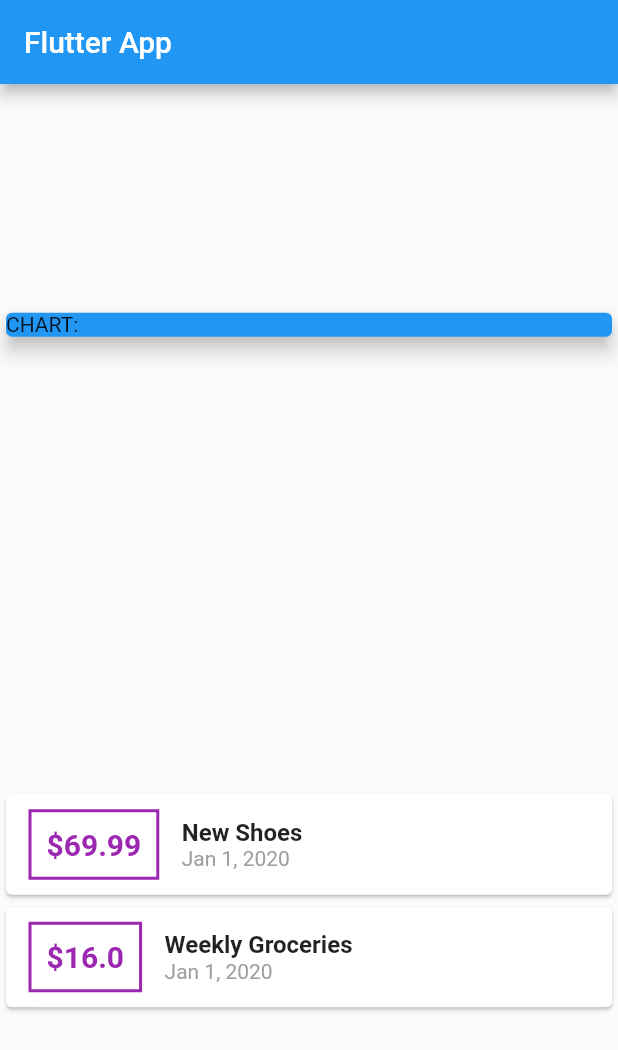
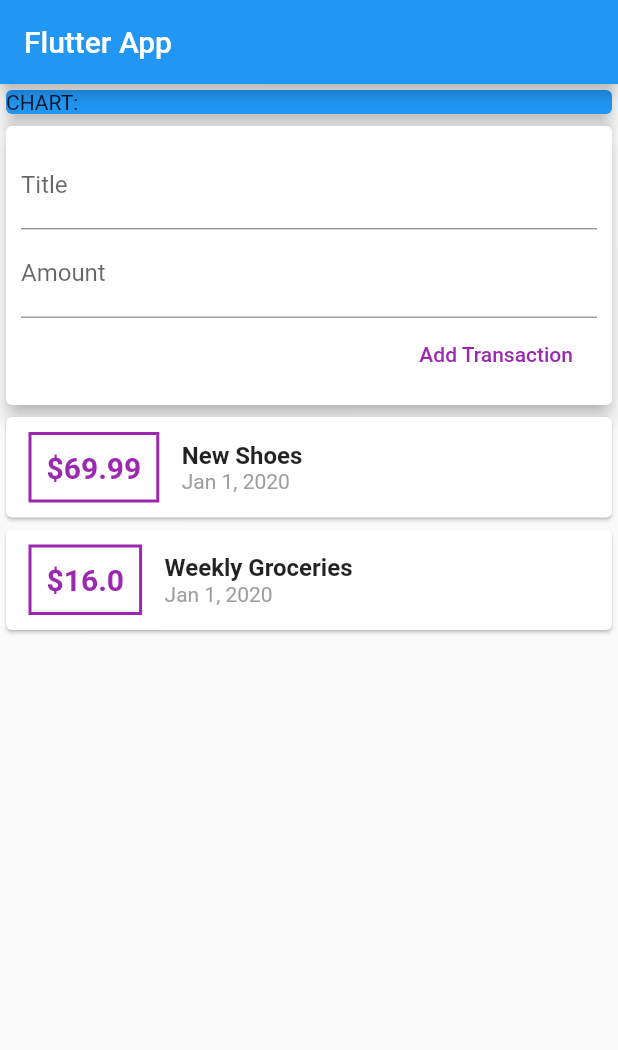
Before and after one commit to ckgauro/flutter_complete_guide_2, a Flutter app: the screen it shows after launch, on a phone screen of 412 x 824 dp. Shown: the top 1050 px of the screen. Run offline on Flutter 3.47's test engine with Material 2 defaults, Android fonts, the phone set to English and light mode, and no system bars.

Commit message:
commit 87 1

```diff
--- a/lib/main.dart
+++ b/lib/main.dart
@@ -1,6 +1,6 @@
 import 'package:flutter/material.dart';
-import 'package:intl/intl.dart';
-import './transaction.dart';
+
+import './widgets/user_transaction.dart';
 
 void main() => runApp(MyApp());
 
@@ -15,23 +15,20 @@ class MyApp extends StatelessWidget {
 }
 
 class MyHomePage extends StatelessWidget {
-  final List<Transaction> transaction = [
-    Transaction(
-        id: 't1', title: 'New Shoes', amount: 69.99, date: DateTime.now()),
-    Transaction(
-        id: 't2',
-        title: 'Weekly Groceries',
-        amount: 16.00,
-        date: DateTime.now()),
-  ];
+  // String titleInput;
+  //String amountInput;
+  final titleController = TextEditingController();
+  final amountController = TextEditingController();
+
   @override
   Widget build(BuildContext context) {
     return Scaffold(
       appBar: AppBar(
         title: Text('Flutter App'),
       ),
-      body: Column(
-        mainAxisAlignment: MainAxisAlignment.spaceAround,
+      body: SingleChildScrollView(
+              child: Column(
+          // mainAxisAlignment: MainAxisAlignment.spaceAround,
           crossAxisAlignment: CrossAxisAlignment.stretch,
           children: <Widget>[
             Container(
@@ -42,44 +39,9 @@ class MyHomePage extends StatelessWidget {
                 elevation: 5,
               ),
             ),
-          Column(
-            children: transaction.map((tx) {
-              return Card(
-                child: Row(
-                  children: <Widget>[
-                    Container(
-                        margin:
-                            EdgeInsets.symmetric(vertical: 10, horizontal: 15),
-                        decoration: BoxDecoration(
-                            border: Border.all(color: Colors.purple, width: 2)),
-                        padding: EdgeInsets.all(10),
-                        child: Text(
-                          '\$${tx.amount.toString()}',
-                          style: TextStyle(
-                              fontWeight: FontWeight.bold,
-                              fontSize: 20,
-                              color: Colors.purple),
-                        )),
-                    Column(
-                      crossAxisAlignment: CrossAxisAlignment.start,
-                      children: <Widget>[
-                        Text(
-                          tx.title,
-                          style: TextStyle(
-                              fontSize: 16, fontWeight: FontWeight.bold),
-                        ),
-                        Text(
-                          DateFormat.yMMMd().format(tx.date),
-                          style: TextStyle(color: Colors.grey),
-                        )
-                      ],
-                    )
+            UserTransactions()
           ],
         ),
-              );
-            }).toList(),
-          ),
-        ],
       ),
     );
   }
--- /dev/null
+++ b/lib/widgets/new_transaction.dart
@@ -0,0 +1,45 @@
+import 'package:flutter/material.dart';
+
+class NewTransaction extends StatelessWidget {
+  final titleController = TextEditingController();
+  final amountController = TextEditingController();
+  final Function addTx;
+  NewTransaction(this.addTx);
+
+  @override
+  Widget build(BuildContext context) {
+    return Card(
+      elevation: 5,
+      child: Container(
+        padding: EdgeInsets.all(10),
+        child: Column(
+          crossAxisAlignment: CrossAxisAlignment.end,
+          children: <Widget>[
+            TextField(
+              decoration: InputDecoration(labelText: 'Title'),
+              controller: titleController,
+              // onChanged: (val){
+              //   titleInput=val;
+              // },
+            ),
+            TextField(
+              decoration: InputDecoration(labelText: 'Amount'),
+              controller: amountController,
+              // onChanged: (val) => amountInput = val
+            ),
+            FlatButton(
+              child: Text('Add Transaction'),
+              textColor: Colors.purple,
+              onPressed: () {
+                addTx(titleController.text, double.parse(amountController.text));
+                print(titleController.text);
+                //  print(titleInput);
+                //  print(amountInput);
+              },
+            )
+          ],
+        ),
+      ),
+    );
+  }
+}
--- /dev/null
+++ b/lib/widgets/transaction_list.dart
@@ -0,0 +1,47 @@
+import 'package:flutter/material.dart';
+import '../models/transaction.dart';
+import 'package:intl/intl.dart';
+
+class TransactionList extends StatelessWidget {
+
+  final List<Transaction> transactions;
+  TransactionList(this.transactions);
+
+  @override
+  Widget build(BuildContext context) {
+    return Column(
+        children: transactions.map((tx) {
+      return Card(
+        child: Row(
+          children: <Widget>[
+            Container(
+                margin: EdgeInsets.symmetric(vertical: 10, horizontal: 15),
+                decoration: BoxDecoration(
+                    border: Border.all(color: Colors.purple, width: 2)),
+                padding: EdgeInsets.all(10),
+                child: Text(
+                  '\$${tx.amount.toString()}',
+                  style: TextStyle(
+                      fontWeight: FontWeight.bold,
+                      fontSize: 20,
+                      color: Colors.purple),
+                )),
+            Column(
+              crossAxisAlignment: CrossAxisAlignment.start,
+              children: <Widget>[
+                Text(
+                  tx.title,
+                  style: TextStyle(fontSize: 16, fontWeight: FontWeight.bold),
+                ),
+                Text(
+                  DateFormat.yMMMd().format(tx.date),
+                  style: TextStyle(color: Colors.grey),
+                )
+              ],
+            )
+          ],
+        ),
+      );
+    }).toList());
+  }
+}
--- /dev/null
+++ b/lib/widgets/user_transaction.dart
@@ -0,0 +1,38 @@
+import 'package:flutter/material.dart';
+import '../models/transaction.dart';
+import './new_transaction.dart';
+import './transaction_list.dart';
+
+class UserTransactions extends StatefulWidget {
+  @override
+  _UserTransactionsState createState() => _UserTransactionsState();
+}
+
+class _UserTransactionsState extends State<UserTransactions> {
+  final List<Transaction> _userTransaction = [
+    Transaction(
+        id: 't1', title: 'New Shoes', amount: 69.99, date: DateTime.now()),
+    Transaction(
+        id: 't2',
+        title: 'Weekly Groceries',
+        amount: 16.00,
+        date: DateTime.now()),
+  ];
+  void _addNewTransaction(String txTitle, double txAmount) {
+    final newTx = Transaction(
+        title: txTitle,
+        amount: txAmount,
+        date: DateTime.now(),
+        id: DateTime.now().toString());
+    setState(() {
+      _userTransaction.add(newTx);
+    });
+  }
+
+  @override
+  Widget build(BuildContext context) {
+    return Column(
+      children: <Widget>[NewTransaction(_addNewTransaction), TransactionList(_userTransaction)],
+    );
+  }
+}
```
Also changed, not shown: lib/models/transaction.dart (renamed from lib/transaction.dart). Lines whose indentation alone changed are shown as unchanged.
